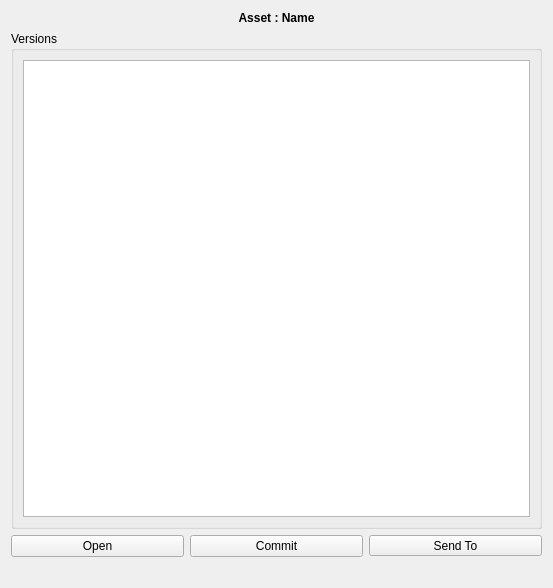
Old version of the form ui_files/version_list_new.ui in the repository sanath111/rbhus_clone.
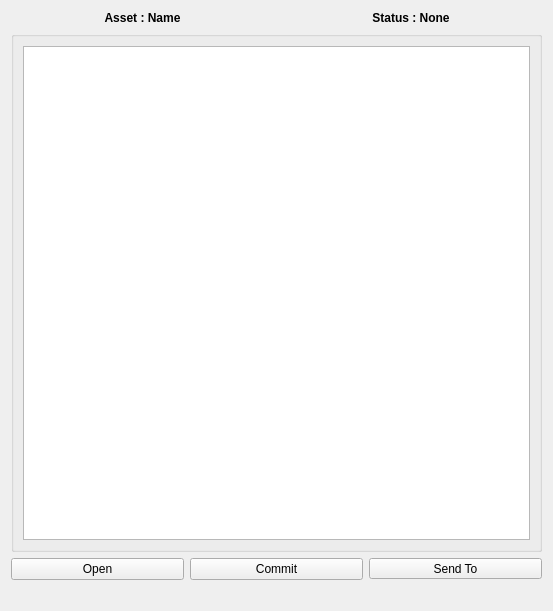
New version of the form.

Patch:
```diff
--- a/ui_files/version_list_new.ui
+++ b/ui_files/version_list_new.ui
@@ -7,17 +7,102 @@
     <x>0</x>
     <y>0</y>
     <width>553</width>
-    <height>588</height>
+    <height>611</height>
    </rect>
   </property>
   <property name="windowTitle">
    <string>Form</string>
   </property>
   <layout class="QGridLayout" name="gridLayout_2">
-   <item row="1" column="0">
+   <item row="4" column="0" colspan="2">
+    <widget class="QLabel" name="messageLabel">
+     <property name="text">
+      <string/>
+     </property>
+     <property name="alignment">
+      <set>Qt::AlignCenter</set>
+     </property>
+    </widget>
+   </item>
+   <item row="0" column="0">
+    <widget class="QLabel" name="assetName">
+     <property name="font">
+      <font>
+       <weight>75</weight>
+       <bold>true</bold>
+      </font>
+     </property>
+     <property name="text">
+      <string>Asset : Name</string>
+     </property>
+     <property name="alignment">
+      <set>Qt::AlignCenter</set>
+     </property>
+    </widget>
+   </item>
+   <item row="0" column="1">
+    <widget class="QLabel" name="projStatus">
+     <property name="font">
+      <font>
+       <weight>75</weight>
+       <bold>true</bold>
+      </font>
+     </property>
+     <property name="text">
+      <string>Status : None</string>
+     </property>
+     <property name="alignment">
+      <set>Qt::AlignCenter</set>
+     </property>
+    </widget>
+   </item>
+   <item row="3" column="0" colspan="2">
+    <layout class="QHBoxLayout" name="horizontalLayout">
+     <item>
+      <widget class="QPushButton" name="openButt">
+       <property name="focusPolicy">
+        <enum>Qt::NoFocus</enum>
+       </property>
+       <property name="text">
+        <string>Open</string>
+       </property>
+      </widget>
+     </item>
+     <item>
+      <widget class="QPushButton" name="commitButt">
+       <property name="focusPolicy">
+        <enum>Qt::NoFocus</enum>
+       </property>
+       <property name="text">
+        <string>Commit</string>
+       </property>
+      </widget>
+     </item>
+     <item>
+      <widget class="QToolButton" name="pushButt">
+       <property name="sizePolicy">
+        <sizepolicy hsizetype="Minimum" vsizetype="Fixed">
+         <horstretch>0</horstretch>
+         <verstretch>0</verstretch>
+        </sizepolicy>
+       </property>
+       <property name="text">
+        <string>Send To</string>
+       </property>
+       <property name="popupMode">
+        <enum>QToolButton::InstantPopup</enum>
+       </property>
+       <property name="arrowType">
+        <enum>Qt::NoArrow</enum>
+       </property>
+      </widget>
+     </item>
+    </layout>
+   </item>
+   <item row="1" column="0" colspan="2">
     <widget class="QGroupBox" name="versionsGroupBox">
      <property name="title">
-      <string>Versions</string>
+      <string/>
      </property>
      <layout class="QGridLayout" name="gridLayout">
       <item row="0" column="0">
@@ -75,75 +160,6 @@
      </layout>
     </widget>
    </item>
-   <item row="0" column="0">
-    <widget class="QLabel" name="assetName">
-     <property name="font">
-      <font>
-       <weight>75</weight>
-       <bold>true</bold>
-      </font>
-     </property>
-     <property name="text">
-      <string>Asset : Name</string>
-     </property>
-     <property name="alignment">
-      <set>Qt::AlignCenter</set>
-     </property>
-    </widget>
-   </item>
-   <item row="3" column="0">
-    <layout class="QHBoxLayout" name="horizontalLayout">
-     <item>
-      <widget class="QPushButton" name="openButt">
-       <property name="focusPolicy">
-        <enum>Qt::NoFocus</enum>
-       </property>
-       <property name="text">
-        <string>Open</string>
-       </property>
-      </widget>
-     </item>
-     <item>
-      <widget class="QPushButton" name="commitButt">
-       <property name="focusPolicy">
-        <enum>Qt::NoFocus</enum>
-       </property>
-       <property name="text">
-        <string>Commit</string>
-       </property>
-      </widget>
-     </item>
-     <item>
-      <widget class="QToolButton" name="pushButt">
-       <property name="sizePolicy">
-        <sizepolicy hsizetype="Minimum" vsizetype="Fixed">
-         <horstretch>0</horstretch>
-         <verstretch>0</verstretch>
-        </sizepolicy>
-       </property>
-       <property name="text">
-        <string>Send To</string>
-       </property>
-       <property name="popupMode">
-        <enum>QToolButton::InstantPopup</enum>
-       </property>
-       <property name="arrowType">
-        <enum>Qt::NoArrow</enum>
-       </property>
-      </widget>
-     </item>
-    </layout>
-   </item>
-   <item row="4" column="0">
-    <widget class="QLabel" name="messageLabel">
-     <property name="text">
-      <string/>
-     </property>
-     <property name="alignment">
-      <set>Qt::AlignCenter</set>
-     </property>
-    </widget>
-   </item>
   </layout>
  </widget>
  <resources/>
```
